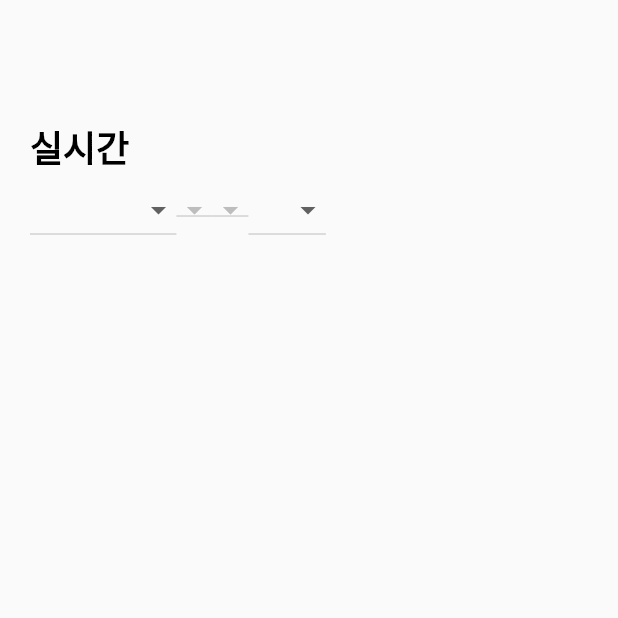
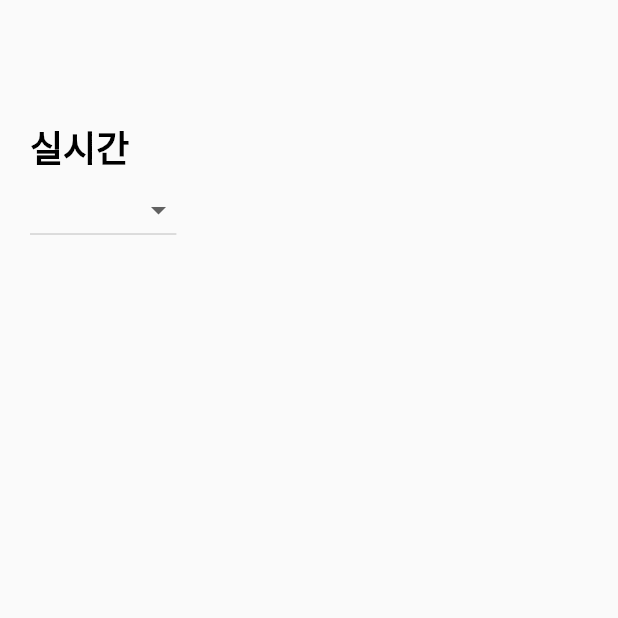
Before and after one commit to JoBeomRae/MEETreally, a Flutter app: the InNow screen opened directly, on a phone screen of 412 x 824 dp, the top half of it. Run offline on Flutter 3.47's test engine with Material 2 defaults, Android fonts, the phone set to English and light mode, and no system bars; our stand-ins replace cloud_firestore, firebase_auth, firebase_core, firebase_storage, image_picker, logger and 2 more; accounts and stored records are empty.

Commit message:
822 6시05

```diff
--- a/lib/now/innow.dart
+++ b/lib/now/innow.dart
@@ -70,8 +70,8 @@ class _InNowPageState extends State<InNow> {
 
   Map<String, Map<String, List<String>>> data = {
     '서울특별시': {
-      '종로구': ['청운동', '효자동', '사직동'],
-      '중구': ['을지로동', '명동', '필동'],
+      '종로구': ['청운동', '효자동', '사직동','상관없음'],
+      '중구': ['을지로동', '명동', '필동','상관없음'],
     },
     // 필요한만큼 다른 데이터를 추가합니다.
   };
@@ -159,7 +159,7 @@ class _InNowPageState extends State<InNow> {
                     color: Colors.black,
                   ),
                 ),
-                Row(  // 여기서 Row 위젯을 추가합니다.
+                Row(
   children: [
     DropdownButton<String>(
       value: selectedSi,
@@ -178,6 +178,7 @@ class _InNowPageState extends State<InNow> {
         );
       }).toList(),
     ),
+    if (selectedSi != null) ...[
       DropdownButton<String>(
         value: selectedGu,
         onChanged: (value) {
@@ -186,9 +187,7 @@ class _InNowPageState extends State<InNow> {
             selectedDong = null;
           });
         },
-                      items: selectedSi == null
-                          ? []
-                          : data[selectedSi]!.keys
+        items: data[selectedSi]!.keys
             .map<DropdownMenuItem<String>>((String value) {
           return DropdownMenuItem<String>(
             value: value,
@@ -196,6 +195,8 @@ class _InNowPageState extends State<InNow> {
           );
         }).toList(),
       ),
+    ],
+    if (selectedGu != null) ...[
       DropdownButton<String>(
         value: selectedDong,
         onChanged: (value) {
@@ -203,9 +204,7 @@ class _InNowPageState extends State<InNow> {
             selectedDong = value;
           });
         },
-                      items: selectedGu == null
-                          ? []
-                          : data[selectedSi]![selectedGu]!
+        items: data[selectedSi]![selectedGu]!
             .map<DropdownMenuItem<String>>((String value) {
           return DropdownMenuItem<String>(
             value: value,
@@ -213,6 +212,8 @@ class _InNowPageState extends State<InNow> {
           );
         }).toList(),
       ),
+    ],
+    if (selectedDong != null) ...[
       DropdownButton<int>(
         value: selectedNumOfPeople,
         onChanged: (value) {
@@ -228,6 +229,7 @@ class _InNowPageState extends State<InNow> {
           );
         }).toList(),
       ),
+    ],
   ],
 ),
                 const SizedBox(height: 50),
```
Lines whose indentation alone changed are shown as unchanged.
